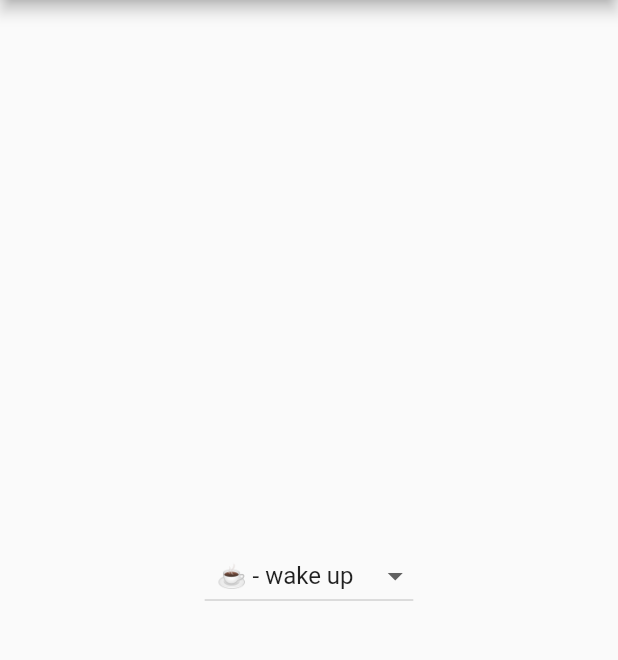
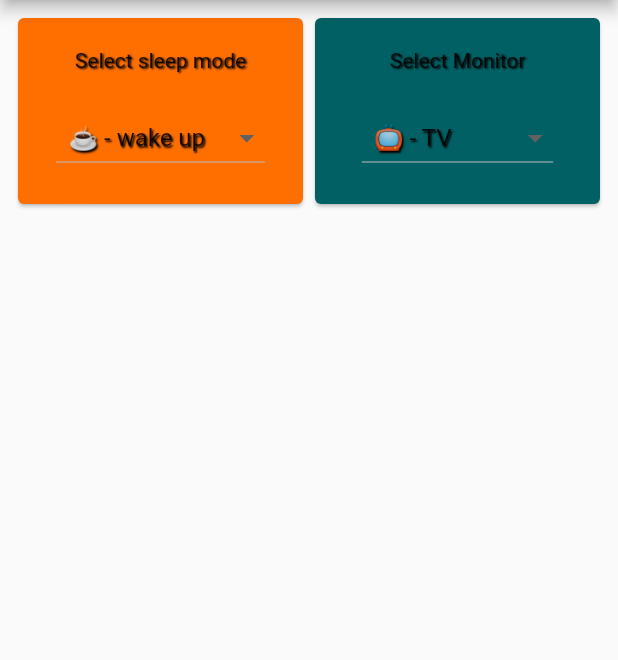
Before and after one commit to vindolin/HomeBase14, a Flutter app: the ThomasPage screen opened directly, on a phone screen of 412 x 824 dp, the part 84-744 px from its top. Run offline on Flutter 3.47's test engine with Material 2 defaults, Android fonts, the phone set to English and light mode, and no system bars; our stand-ins replace flutter_hooks, flutter_riverpod, flutter_translate, freezed_annotation, nanoid, riverpod_annotation and 3 more; missing offline and left inert: encrypt, flutter_vlc_player, format, mqtt_client; accounts and stored records are empty; generated files the repository leaves out were written again.

Commit message:
generic dropdown selection

```diff
--- a/lib/main.dart
+++ b/lib/main.dart
@@ -58,6 +58,7 @@ class _MyAppState extends ConsumerState<HomerApp> {
           brightness: MediaQueryData.fromWindow(WidgetsBinding.instance.window).platformBrightness,
           surface: const Color.fromARGB(255, 153, 4, 145),
         ),
+        // textTheme: TextTheme(),
       ),
     );
   }
--- a/lib/models/mqtt_providers.dart
+++ b/lib/models/mqtt_providers.dart
@@ -100,7 +100,7 @@ class Mqtt extends _$Mqtt {
       connectionData.state.port,
     );
 
-    // mqtt.autoReconnect = true;
+    client.autoReconnect = true;
 
     client.onConnected = onConnected;
     client.onDisconnected = onDisconnected;
--- a/lib/pages/home/device_group_slivers.dart
+++ b/lib/pages/home/device_group_slivers.dart
@@ -7,11 +7,17 @@ import '/pages/light_list_page.dart';
 import '/pages/other_page.dart';
 import '/pages/thomas/thomas_page.dart';
 
+import '/styles/text_styles.dart';
+
 Widget deviceGroups(BuildContext context, VisualDensity visualDensity) {
   return SliverList(
     delegate: SliverChildListDelegate([
       ListTile(
-        title: Text(translate('device_names.thermostats')),
+        // iconColor: Colors.purpleAccent,
+        title: Text(
+          translate('device_names.thermostats'),
+          style: textStyleShadowOne,
+        ),
         leading: const Icon(Icons.thermostat),
         visualDensity: visualDensity,
         // tileColor: Colors.amber,
@@ -26,7 +32,10 @@ Widget deviceGroups(BuildContext context, VisualDensity visualDensity) {
       ),
       const Divider(),
       ListTile(
-        title: Text(translate('device_names.curtains')),
+        title: Text(
+          translate('device_names.curtains'),
+          style: textStyleShadowOne,
+        ),
         leading: const Icon(Icons.blinds),
         visualDensity: visualDensity,
         onTap: () {
@@ -40,7 +49,10 @@ Widget deviceGroups(BuildContext context, VisualDensity visualDensity) {
       ),
       const Divider(),
       ListTile(
-        title: Text(translate('device_names.lights')),
+        title: Text(
+          translate('device_names.lights'),
+          style: textStyleShadowOne,
+        ),
         leading: const Icon(Icons.lightbulb),
         visualDensity: visualDensity,
         onTap: () {
@@ -54,7 +66,10 @@ Widget deviceGroups(BuildContext context, VisualDensity visualDensity) {
       ),
       const Divider(),
       ListTile(
-        title: Text(translate('device_names.other')),
+        title: Text(
+          translate('device_names.other'),
+          style: textStyleShadowOne,
+        ),
         leading: const Icon(Icons.extension),
         visualDensity: visualDensity,
         onTap: () {
@@ -68,7 +83,11 @@ Widget deviceGroups(BuildContext context, VisualDensity visualDensity) {
       ),
       const Divider(),
       ListTile(
-        title: const Text('Thomas'),
+        // tileColor: Colors.purple.shade800,
+        title: const Text(
+          'Thomas',
+          style: textStyleShadowOne,
+        ),
         leading: const Icon(Icons.pest_control),
         visualDensity: visualDensity,
         onTap: () {
--- a/lib/pages/thomas/sleep_mode_widget.dart
+++ b/lib/pages/thomas/dropdown_select_widget.dart
@@ -2,41 +2,40 @@ import 'package:flutter/material.dart';
 import 'package:homer/models/mqtt_devices.dart';
 import 'package:flutter_riverpod/flutter_riverpod.dart';
 
-class SleepModeDropdown extends ConsumerStatefulWidget {
-  const SleepModeDropdown({super.key});
+import '/styles/text_styles.dart';
+
+class DropdownSelect extends ConsumerStatefulWidget {
+  final String subTopic;
+  final String pubTopic;
+  final Map<String, String> options;
+  const DropdownSelect({required this.options, required this.subTopic, required this.pubTopic, super.key});
 
   @override
-  ConsumerState<SleepModeDropdown> createState() => _SleepModeDropdownState();
+  ConsumerState<DropdownSelect> createState() => _DropdownStateSelect();
 }
 
-const Map<String, String> options = {
-  // 'none': '',
-  'wake': '☕️ - wake up',
-  'sleep': '😴 - sleep',
-  'hibernate': '🐻 - hibernate',
-};
-
-class _SleepModeDropdownState extends ConsumerState<SleepModeDropdown> {
-  String dropdownValue = options.keys.first;
+class _DropdownStateSelect extends ConsumerState<DropdownSelect> {
+  late String dropdownValue = widget.options.keys.first;
 
   @override
   Widget build(BuildContext context) {
     final simpleMqttMessage = ref.watch(
       simpleMqttMessagesProvider.select(
         (simpleMqttMessages) {
-          return simpleMqttMessages['leech/sleepy'];
+          return simpleMqttMessages[widget.subTopic];
         },
       ),
     );
 
     if (simpleMqttMessage?.payload != null) {
+      print(simpleMqttMessage?.payload);
       dropdownValue = simpleMqttMessage!.payload;
     }
 
     return DropdownButton<String>(
       value: dropdownValue,
       onChanged: (String? value) {
-        ref.read(simpleMqttMessagesProvider.notifier).publishCallback('leech/sleepy', value!, retain: true);
+        ref.read(simpleMqttMessagesProvider.notifier).publishCallback(widget.pubTopic, value!, retain: true);
         setState(
           () {
             print(value);
@@ -44,7 +43,7 @@ class _SleepModeDropdownState extends ConsumerState<SleepModeDropdown> {
           },
         );
       },
-      items: options
+      items: widget.options
           .map(
             (key, value) {
               return MapEntry(
@@ -53,7 +52,7 @@ class _SleepModeDropdownState extends ConsumerState<SleepModeDropdown> {
                   value: key,
                   child: Padding(
                     padding: const EdgeInsets.all(8.0),
-                    child: Text(value),
+                    child: Text(value, style: textStyleShadowOne),
                   ),
                 ),
               );
--- a/lib/pages/thomas/thomas_page.dart
+++ b/lib/pages/thomas/thomas_page.dart
@@ -2,9 +2,10 @@ import 'package:flutter/material.dart';
 
 import 'package:flutter_riverpod/flutter_riverpod.dart';
 
+import '/styles/text_styles.dart';
 import '/utils.dart';
 import '/widgets/connection_bar_widget.dart';
-import 'sleep_mode_widget.dart';
+import 'dropdown_select_widget.dart';
 
 class ThomasPage extends ConsumerWidget {
   const ThomasPage({super.key});
@@ -18,8 +19,69 @@ class ThomasPage extends ConsumerWidget {
         title: const Text('Thomas'),
         actions: const [ConnectionBar()],
       ),
-      body: const Center(
-        child: SleepModeDropdown(),
+      body: GridView.count(
+        padding: const EdgeInsets.all(8),
+        crossAxisCount: 2,
+        childAspectRatio: 1.5,
+        children: [
+          // Card(
+          //   color: Colors.amber[900],
+          //   child: Column(
+          //     mainAxisSize: MainAxisSize.min,
+          //     mainAxisAlignment: MainAxisAlignment.spaceEvenly,
+          //     children: const [
+          //       Text(
+          //         'Select sleep mode',
+          //         style: textStyleShadowOne,
+          //       ),
+          //       SleepModeDropdown(),
+          //     ],
+          //   ),
+          // ),
+          Card(
+            color: Colors.amber[900],
+            child: Column(
+              mainAxisSize: MainAxisSize.min,
+              mainAxisAlignment: MainAxisAlignment.spaceEvenly,
+              children: const [
+                Text(
+                  'Select sleep mode',
+                  style: textStyleShadowOne,
+                ),
+                DropdownSelect(
+                  options: {
+                    'wakeup': '☕️ - wake up',
+                    'sleep': '😴 - sleep',
+                    'hibernate': '🐻 - hibernate',
+                  },
+                  subTopic: 'leech/sleepy',
+                  pubTopic: 'leech/sleepy',
+                ),
+              ],
+            ),
+          ),
+          Card(
+            color: Colors.cyan[900],
+            child: Column(
+              mainAxisSize: MainAxisSize.min,
+              mainAxisAlignment: MainAxisAlignment.spaceEvenly,
+              children: const [
+                Text(
+                  'Select Monitor',
+                  style: textStyleShadowOne,
+                ),
+                DropdownSelect(
+                  options: {
+                    'tv': '📺 - TV',
+                    'monitor': '💻 - Monitor',
+                  },
+                  subTopic: 'leech/screens',
+                  pubTopic: 'leech/screens',
+                ),
+              ],
+            ),
+          ),
+        ],
       ),
     );
   }
--- /dev/null
+++ b/lib/styles/text_styles.dart
@@ -0,0 +1,9 @@
+import 'package:flutter/material.dart';
+
+const textStyleShadowOne = TextStyle(shadows: <Shadow>[
+  Shadow(
+    offset: Offset(1.0, 1.0),
+    blurRadius: 1.0,
+    color: Colors.black,
+  ),
+]);
```
